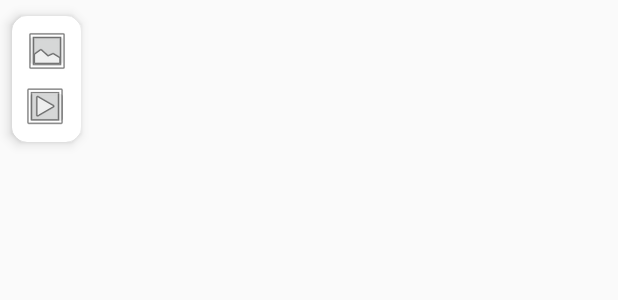
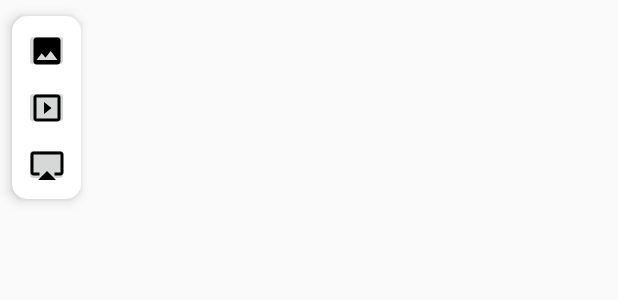
Before and after one commit to michaelvogt/ARAuthor, an Android app: the layout user_panel.xml on its own in the app's theme, with its tools: preview values and no code run, on a phone screen of 412 x 824 dp. Shown: the top 300 px of the screen. Run offline under Robolectric (Android 15) with nearby library versions, the phone set to English and light mode, and no system bars.

Commit message:
Image overlay

```diff
--- a/app/src/main/java/eu/michaelvogt/ar/author/LoopArFragment.java
+++ b/app/src/main/java/eu/michaelvogt/ar/author/LoopArFragment.java
@@ -49,7 +49,9 @@ public class LoopArFragment extends ArFragment {
                 bitmap = ImageUtils.decodeSampledBitmapFromImagePath(
                         marker.getImagePath(), Marker.MIN_SIZE, Marker.MIN_SIZE);
                 if (bitmap != null) {
-                    int index = imageDatabase.addImage(marker.getTitle(), bitmap);
+                    int index = marker.getSizeInM() <= 0
+                            ? imageDatabase.addImage(marker.getTitle(), bitmap)
+                            : imageDatabase.addImage(marker.getTitle(), bitmap, marker.getSizeInM());
                     Log.d(TAG, "marker " + marker.getTitle() + " imported");
                 } else {
                     Log.d(TAG, "marker " + marker.getTitle() + " NOT imported");
--- a/app/src/main/java/eu/michaelvogt/ar/author/utils/FileUtils.java
+++ b/app/src/main/java/eu/michaelvogt/ar/author/utils/FileUtils.java
@@ -16,6 +16,7 @@ import static android.os.Environment.getExternalStorageDirectory;
 
 public class FileUtils {
     public static final String MARKERS_PATH = "/Touristar/Markers/";
+    public static final String HIDAKA_PATH = "/Touristar/Hidaka/";
 
     public static File getFullPuplicFolderFile(String path) {
         return new File(getExternalStorageDirectory(), path);
--- /dev/null
+++ b/app/src/main/res/drawable/ic_airplay_24px.xml
@@ -0,0 +1,9 @@
+<vector xmlns:android="http://schemas.android.com/apk/res/android"
+    android:width="24dp"
+    android:height="24dp"
+    android:viewportWidth="24"
+    android:viewportHeight="24">
+  <path
+      android:fillColor="#FF000000"
+      android:pathData="M6,22h12l-6,-6zM21,3H3c-1.1,0 -2,0.9 -2,2v12c0,1.1 0.9,2 2,2h4v-2H3V5h18v12h-4v2h4c1.1,0 2,-0.9 2,-2V5c0,-1.1 -0.9,-2 -2,-2z"/>
+</vector>
--- /dev/null
+++ b/app/src/main/res/drawable/ic_photo_black_24dp.xml
@@ -0,0 +1,9 @@
+<vector xmlns:android="http://schemas.android.com/apk/res/android"
+        android:width="24dp"
+        android:height="24dp"
+        android:viewportWidth="24.0"
+        android:viewportHeight="24.0">
+    <path
+        android:fillColor="#FF000000"
+        android:pathData="M21,19V5c0,-1.1 -0.9,-2 -2,-2H5c-1.1,0 -2,0.9 -2,2v14c0,1.1 0.9,2 2,2h14c1.1,0 2,-0.9 2,-2zM8.5,13.5l2.5,3.01L14.5,12l4.5,6H5l3.5,-4.5z"/>
+</vector>
--- /dev/null
+++ b/app/src/main/res/drawable/ic_slideshow_black_24dp.xml
@@ -0,0 +1,9 @@
+<vector xmlns:android="http://schemas.android.com/apk/res/android"
+        android:width="24dp"
+        android:height="24dp"
+        android:viewportWidth="24.0"
+        android:viewportHeight="24.0">
+    <path
+        android:fillColor="#FF000000"
+        android:pathData="M10,8v8l5,-4 -5,-4zM19,3L5,3c-1.1,0 -2,0.9 -2,2v14c0,1.1 0.9,2 2,2h14c1.1,0 2,-0.9 2,-2L21,5c0,-1.1 -0.9,-2 -2,-2zM19,19L5,19L5,5h14v14z"/>
+</vector>
--- a/app/src/main/res/layout/user_panel.xml
+++ b/app/src/main/res/layout/user_panel.xml
@@ -16,16 +16,17 @@
         android:layout_height="wrap_content">
 
         <ImageButton
-            android:id="@+id/button_photo"
+            android:id="@+id/button_image"
             android:layout_width="30dp"
             android:layout_height="30dp"
             android:layout_marginStart="8dp"
             android:layout_marginTop="8dp"
             android:layout_marginEnd="8dp"
+            android:contentDescription="@string/button_image_desc"
             card_view:layout_constraintEnd_toEndOf="parent"
             card_view:layout_constraintStart_toStartOf="parent"
             card_view:layout_constraintTop_toTopOf="parent"
-            card_view:srcCompat="@android:drawable/ic_menu_gallery" />
+            card_view:srcCompat="@drawable/ic_photo_black_24dp" />
 
         <ImageButton
             android:id="@+id/button_video"
@@ -34,12 +35,26 @@
             android:layout_marginStart="8dp"
             android:layout_marginTop="8dp"
             android:layout_marginEnd="8dp"
+            android:contentDescription="@string/button_video_desc"
+            card_view:layout_constraintEnd_toEndOf="parent"
+            card_view:layout_constraintStart_toStartOf="parent"
+            card_view:layout_constraintTop_toBottomOf="@+id/button_image"
+            card_view:srcCompat="@drawable/ic_slideshow_black_24dp" />
+
+        <ImageButton
+            android:id="@+id/button_grab"
+            android:layout_width="30dp"
+            android:layout_height="30dp"
+            android:layout_marginStart="8dp"
+            android:layout_marginTop="8dp"
+            android:layout_marginEnd="8dp"
             android:layout_marginBottom="8dp"
+            android:contentDescription="@string/button_grab_desc"
             card_view:layout_constraintBottom_toBottomOf="parent"
             card_view:layout_constraintEnd_toEndOf="parent"
             card_view:layout_constraintStart_toStartOf="parent"
-            card_view:layout_constraintTop_toBottomOf="@+id/button_photo"
-            card_view:srcCompat="@android:drawable/ic_menu_slideshow" />
+            card_view:layout_constraintTop_toBottomOf="@+id/button_video"
+            card_view:srcCompat="@drawable/ic_airplay_24px" />
     </android.support.constraint.ConstraintLayout>
 
 </android.support.v7.widget.CardView>
--- a/app/src/main/res/values/strings.xml
+++ b/app/src/main/res/values/strings.xml
@@ -32,5 +32,8 @@
 
     <string name="marker_image">Marker Image</string>
     <string name="marker_image_desc">Marker image for ARCore</string>
+    <string name="button_grab_desc">Grab AR content to device</string>
+    <string name="button_image_desc">Show product images</string>
+    <string name="button_video_desc">Play promo video</string>
 
 </resources>
--- a/app/src/main/res/xml/file_paths.xml
+++ b/app/src/main/res/xml/file_paths.xml
@@ -1,4 +1,5 @@
 <?xml version="1.0" encoding="utf-8"?>
 <paths xmlns:android="http://schemas.android.com/apk/res/android">
-    <external-path name="Markers" path="/Touristar" />
+    <external-path name="marker_images" path="Touristar/Markers/" />
+    <external-path name="hidaka_data" path="Touristar/Hidaka/" />
 </paths>
```
Also changed, not shown: app/src/main/java/eu/michaelvogt/ar/author/AuthorActivity.java (+13 -10 lines), app/src/main/java/eu/michaelvogt/ar/author/PreviewFragment.java (+49 -104 lines), app/src/main/java/eu/michaelvogt/ar/author/data/Marker.java (+8 -2 lines), app/src/main/res/drawable/hidakabreads.jpg (added), app/src/main/res/layout/activity_author.xml (renamed from app/src/main/res/layout/activity_edit.xml), 3 other files.
